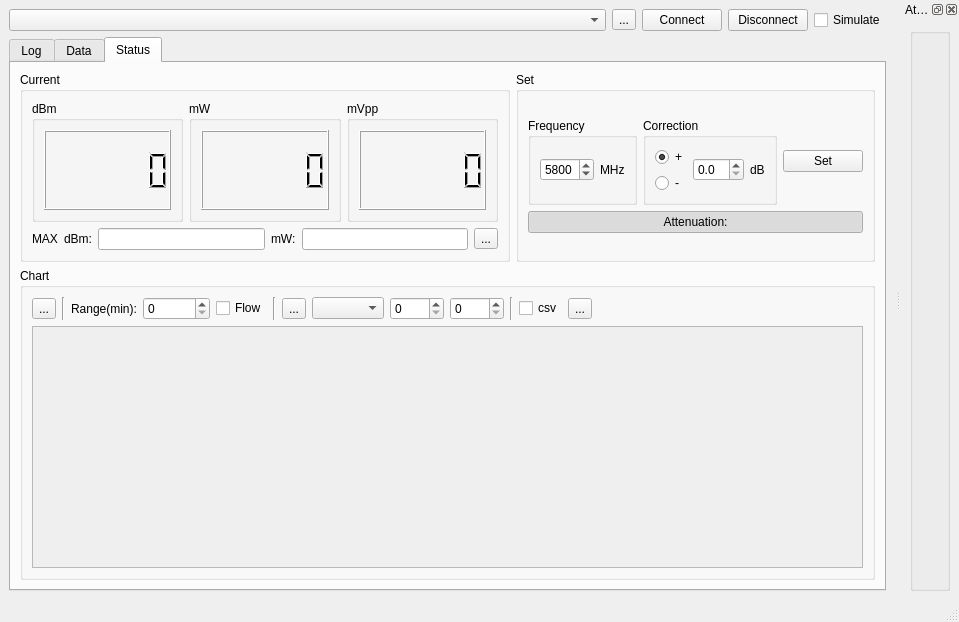
First picture: the form in mainwindow.ui, repository coozoo/qtrfpowermeter, before the edit.
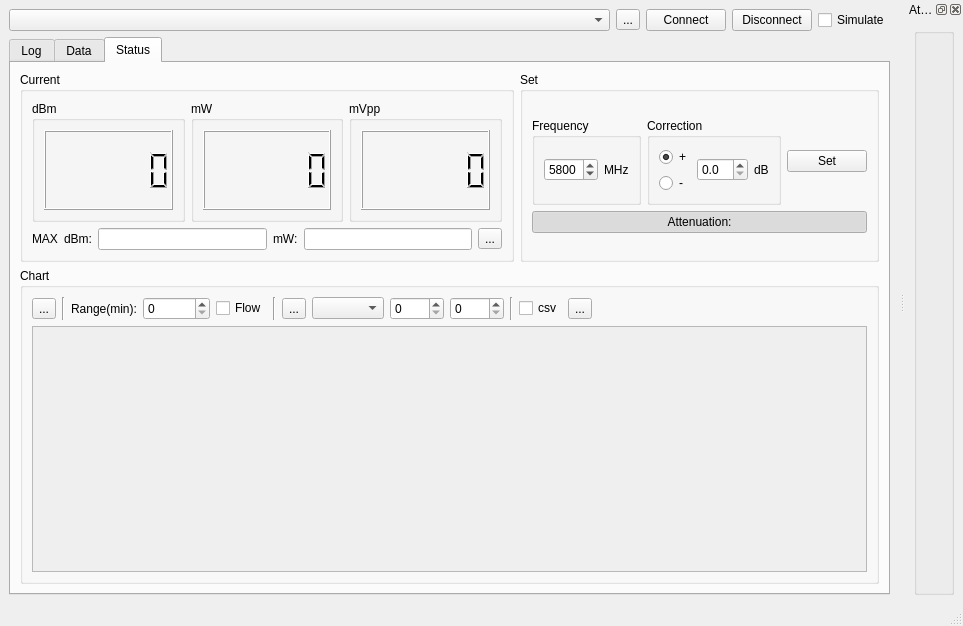
Second picture: the form after the edit.

Diff of the .ui file:
```diff
--- a/mainwindow.ui
+++ b/mainwindow.ui
@@ -6,8 +6,8 @@
    <rect>
     <x>0</x>
     <y>0</y>
-    <width>959</width>
-    <height>622</height>
+    <width>963</width>
+    <height>626</height>
    </rect>
   </property>
   <property name="windowTitle">
@@ -375,8 +375,8 @@
                    <rect>
                     <x>0</x>
                     <y>0</y>
-                    <width>836</width>
-                    <height>165</height>
+                    <width>840</width>
+                    <height>169</height>
                    </rect>
                   </property>
                  </widget>
```
Left out of the diff: 2 changed lines with no effect on the pictures.
